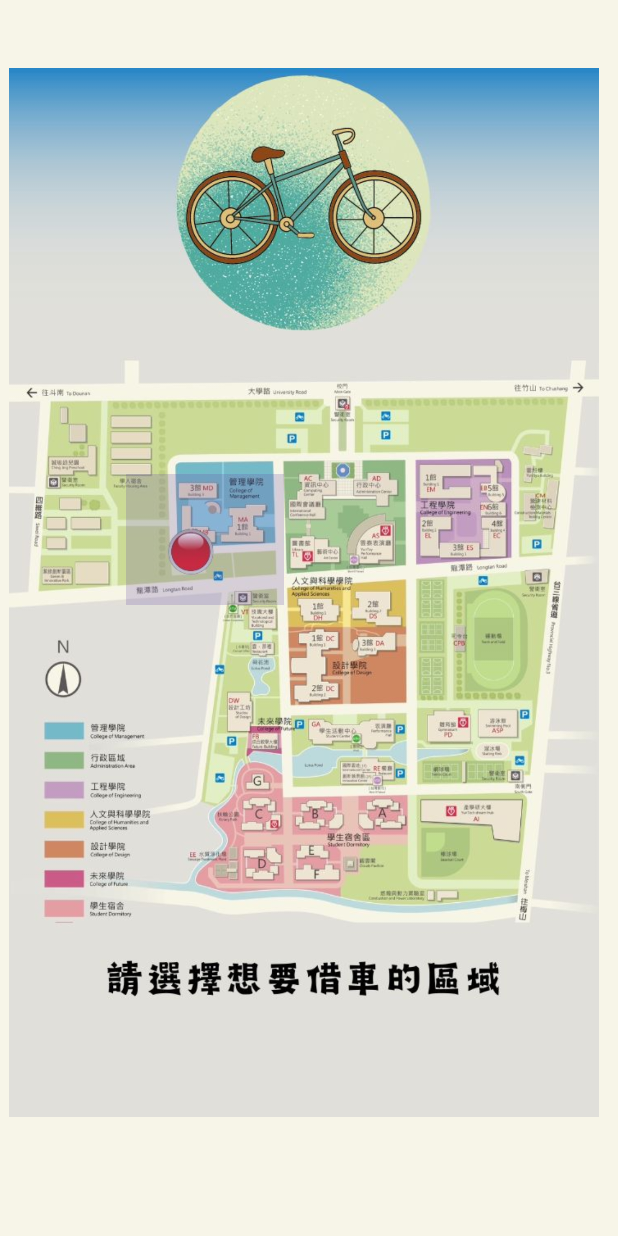
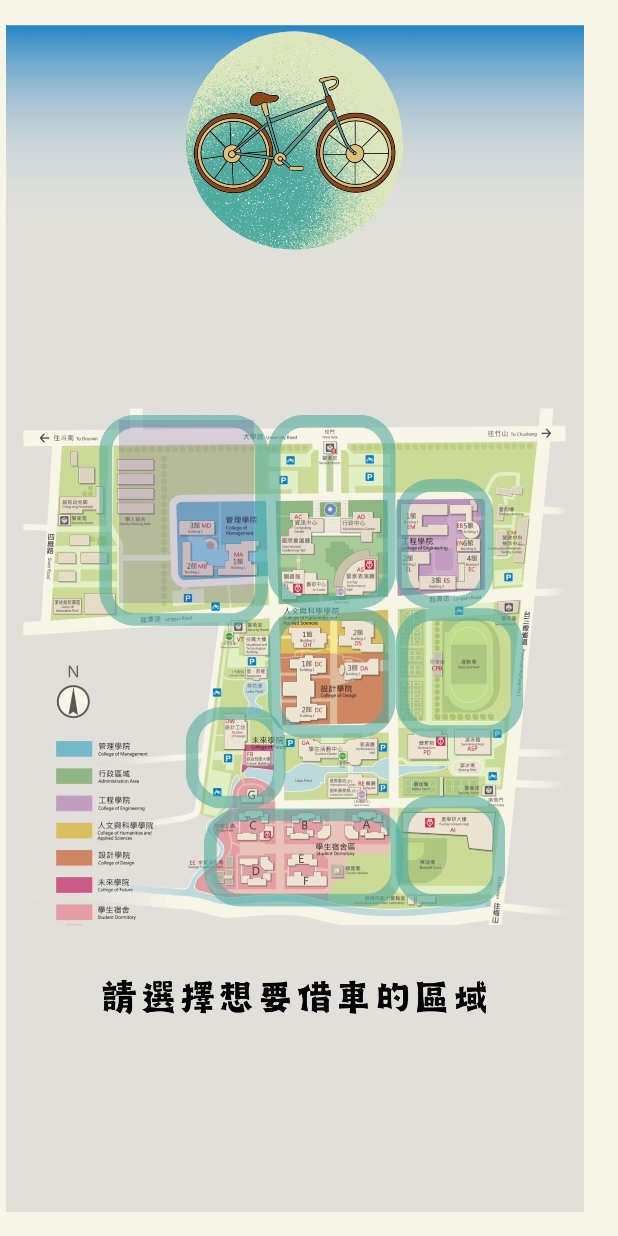
Before and after one commit to el910808/yunbike, an Android app: the layout map.xml on its own in the app's theme, with its tools: preview values and no code run, on a phone screen of 412 x 824 dp. Run offline under Robolectric (Android 15) with nearby library versions, the phone set to English and light mode, and no system bars.

Commit message:
up 登入畫面和地圖整合 5/6

```diff
--- a/MyBicycle 2/app/src/main/AndroidManifest.xml
+++ b/MyBicycle 2/app/src/main/AndroidManifest.xml
@@ -21,6 +21,7 @@
                 <category android:name="android.intent.category.LAUNCHER" />
             </intent-filter>
         </activity>
+        <activity android:name=".map" />
     </application>
 
 </manifest>
--- a/MyBicycle 2/app/src/main/java/com/example/mybicycle/MainActivity.java
+++ b/MyBicycle 2/app/src/main/java/com/example/mybicycle/MainActivity.java
@@ -1,7 +1,7 @@
 package com.example.mybicycle;
 
 import androidx.appcompat.app.AppCompatActivity;
-
+import android.content.Intent;
 import android.os.Bundle;
 import android.view.View;
 import android.widget.Button;
@@ -29,6 +29,9 @@ public class MainActivity extends AppCompatActivity {
             public void onClick(View view) {
                 if (username.getText().toString().equals("user") && password.getText().toString().equals("1234")) {
                     Toast.makeText(MainActivity.this, "Login Successful!", Toast.LENGTH_SHORT).show();
+
+                    Intent intent = new Intent(MainActivity.this, map.class); // Assuming MapActivity.class represents your map functionality
+                    startActivity(intent);
                 } else {
                     Toast.makeText(MainActivity.this, "Login Failed!", Toast.LENGTH_SHORT).show();
                 }
--- a/MyBicycle 2/app/src/main/res/layout/map.xml
+++ b/MyBicycle 2/app/src/main/res/layout/map.xml
@@ -11,29 +11,29 @@
     <ImageView
         android:id="@+id/imageView"
         android:layout_width="393dp"
-        android:layout_height="790dp"
+        android:layout_height="791dp"
         app:layout_constraintBottom_toBottomOf="parent"
         app:layout_constraintEnd_toEndOf="parent"
-        app:layout_constraintHorizontal_bias="0.333"
+        app:layout_constraintHorizontal_bias="0.0"
         app:layout_constraintStart_toStartOf="parent"
         app:layout_constraintTop_toTopOf="parent"
-        app:layout_constraintVertical_bias="0.0"
-        app:srcCompat="@drawable/map1" />
+        app:srcCompat="@drawable/map_choose" />
 
     <Button
         android:id="@+id/管理學院"
-        android:layout_width="105dp"
-        android:layout_height="87dp"
+        android:layout_width="90dp"
+        android:layout_height="122dp"
         android:background="#3BC5CAE9"
         android:backgroundTint="#79FFFFFF"
         android:text=" "
         android:textSize="15dp"
         app:layout_constraintBottom_toBottomOf="parent"
         app:layout_constraintEnd_toEndOf="parent"
-        app:layout_constraintHorizontal_bias="0.274"
+        app:layout_constraintHorizontal_bias="0.247"
         app:layout_constraintStart_toStartOf="parent"
         app:layout_constraintTop_toTopOf="parent"
-        app:layout_constraintVertical_bias="0.429" />
+        app:layout_constraintVertical_bias="0.399" />
+
 
 
 </androidx.constraintlayout.widget.ConstraintLayout>
```
Also changed, not shown: MyBicycle 2/app/src/main/java/com/example/mybicycle/map.java (added, +13 -0 lines), MyBicycle 2/app/src/main/res/drawable/map_choose.jpg (added).
